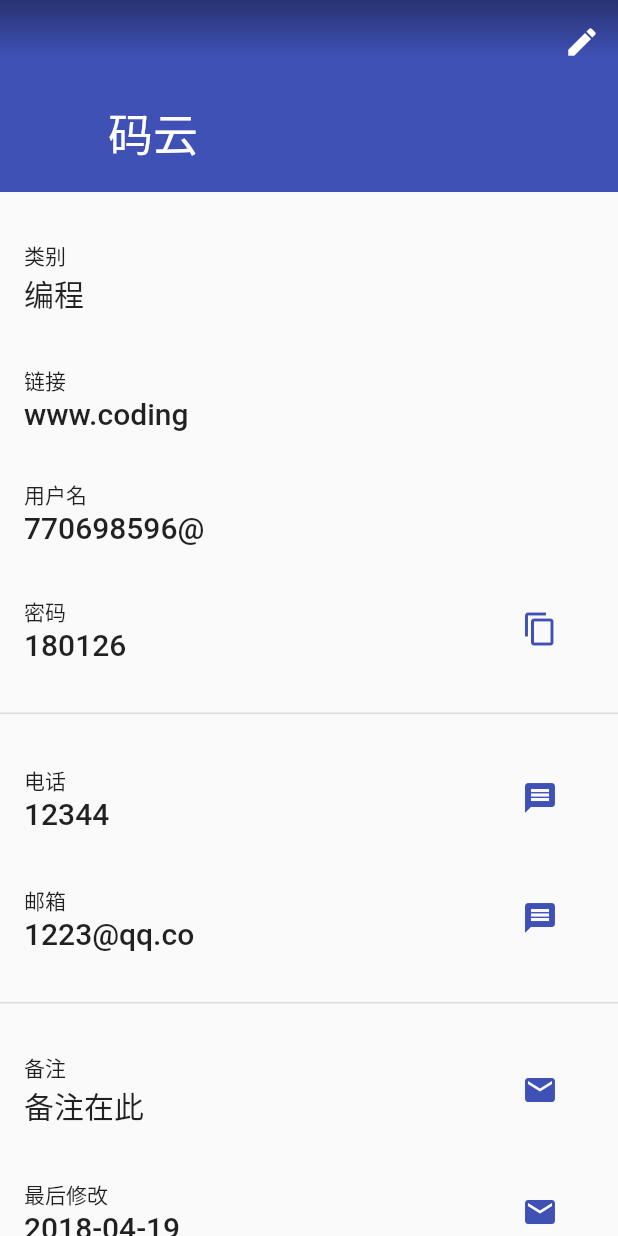
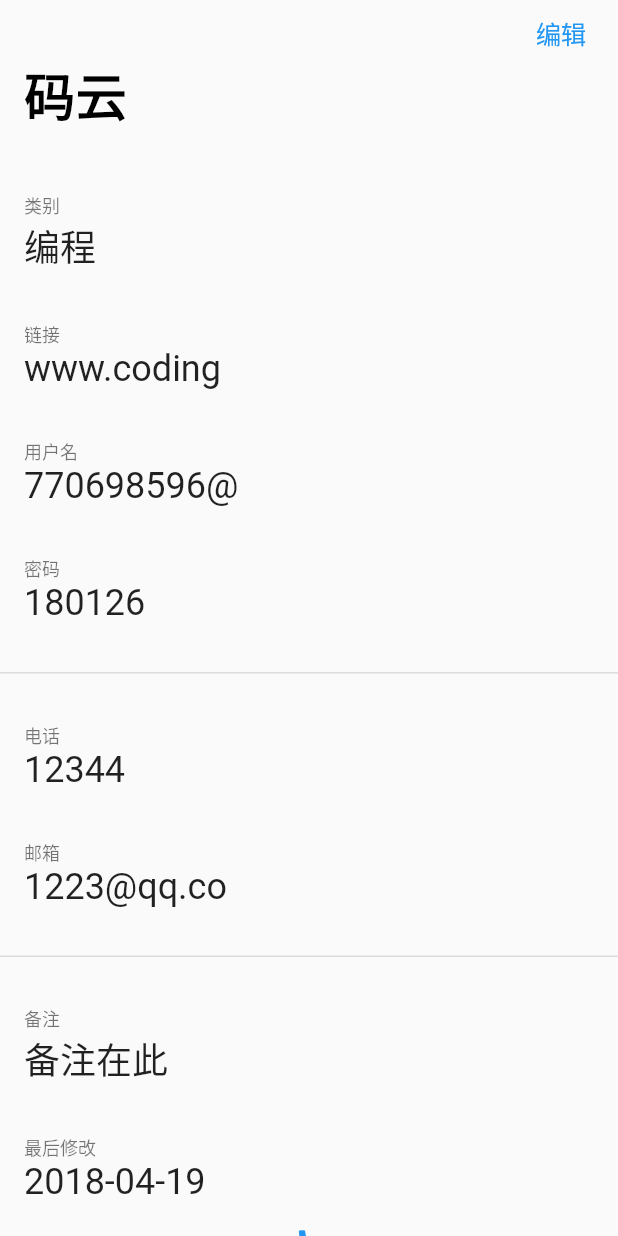
Before and after one commit to angela-1/flutter_cherryblossom, a Flutter app: the screen it shows after launch, on a phone screen of 412 x 824 dp. Run offline on Flutter 3.47's test engine with Material 2 defaults, Android fonts, the phone set to English and light mode, and no system bars.

Commit message:
修改detail为ios风格。

```diff
--- a/lib/detail.dart
+++ b/lib/detail.dart
@@ -1,7 +1,7 @@
 // Copyright 2015 The Chromium Authors. All rights reserved.
 // Use of this source code is governed by a BSD-style license that can be
 // found in the LICENSE file.
-
+import 'package:flutter/cupertino.dart';
 import 'package:flutter/material.dart';
 
 import 'package:flutter_cherryblossom/account.dart';
@@ -47,7 +47,7 @@ class _ContactCategory extends StatelessWidget {
             crossAxisAlignment: CrossAxisAlignment.start,
             children: <Widget>[
               new Container(
-                  padding: const EdgeInsets.symmetric(vertical: 24.0),
+                  padding: const EdgeInsets.symmetric(vertical: 16.0),
                   width: 72.0,
                   child: new Icon(icon, color: themeData.primaryColor)),
               new Expanded(child: new Column(children: children))
@@ -60,7 +60,13 @@ class _ContactCategory extends StatelessWidget {
 }
 
 class _AccountItem extends StatelessWidget {
-  _AccountItem({Key key, this.label, this.icon, this.lines, this.tooltip, this.onPressed})
+  _AccountItem(
+      {Key key,
+      this.label,
+      this.icon,
+      this.lines,
+      this.tooltip,
+      this.onPressed})
       : assert(lines.length > 1),
         super(key: key);
 
@@ -75,26 +81,26 @@ class _AccountItem extends StatelessWidget {
     final ThemeData themeData = Theme.of(context);
     final List<Widget> columnChildren = lines
         .sublist(0, lines.length - 1)
-        .map((String line) => new Text(line, style: themeData.textTheme.body2))
+        .map(
+            (String line) => new Text(line, style: themeData.textTheme.caption))
         .toList();
     columnChildren
-        .add(new Text(lines.last, style: themeData.textTheme.title));
+        .add(new Text(lines.last, style: themeData.textTheme.headline));
 
     final List<Widget> rowChildren = <Widget>[
-
       new Expanded(
           child: new Column(
               crossAxisAlignment: CrossAxisAlignment.start,
               children: columnChildren))
     ];
-    if (icon != null) {
-      rowChildren.add(new SizedBox(
-          width: 72.0,
-          child: new IconButton(
-              icon: new Icon(icon),
-              color: themeData.primaryColor,
-              onPressed: onPressed)));
-    }
+//    if (icon != null) {
+//      rowChildren.add(new SizedBox(
+//          width: 72.0,
+//          child: new Icon(
+//              icon: new Icon(icon),
+//              color: themeData.primaryColor,
+//              onPressed: onPressed)));
+//    }
     return new MergeSemantics(
       child: new Padding(
           padding: const EdgeInsets.symmetric(vertical: 16.0),
@@ -131,14 +137,14 @@ class _ContactItem extends StatelessWidget {
               crossAxisAlignment: CrossAxisAlignment.start,
               children: columnChildren))
     ];
-    if (icon != null) {
-      rowChildren.add(new SizedBox(
-          width: 72.0,
-          child: new IconButton(
-              icon: new Icon(icon),
-              color: themeData.primaryColor,
-              onPressed: onPressed)));
-    }
+//    if (icon != null) {
+//      rowChildren.add(new SizedBox(
+//          width: 72.0,
+//          child: new IconButton(
+//              icon: new Icon(icon),
+//              color: themeData.primaryColor,
+//              onPressed: onPressed)));
+//    }
     return new MergeSemantics(
       child: new Padding(
           padding: const EdgeInsets.symmetric(vertical: 16.0),
@@ -158,13 +164,34 @@ class ContactsDemo extends StatefulWidget {
 
 enum AppBarBehavior { normal, pinned, floating, snapping }
 
+class EditButton extends StatelessWidget {
+  const EditButton();
+
+  @override
+  Widget build(BuildContext context) {
+    return new CupertinoButton(
+      padding: EdgeInsets.zero,
+      child: const Tooltip(
+        message: 'Edit',
+        child: const Text('编辑'),
+        excludeFromSemantics: true,
+      ),
+      onPressed: () {
+        // The demo is on the root navigator.
+//        Navigator.of(context, rootNavigator: true).pop();
+        // ios
+        print('edit');
+      },
+    );
+  }
+}
+
 class ContactsDemoState extends State<ContactsDemo> {
   static final GlobalKey<ScaffoldState> _scaffoldKey =
       new GlobalKey<ScaffoldState>();
 //  final double _appBarHeight = 256.0;
-  final double _appBarHeight = 128.0;
+//  final double _appBarHeight = 128.0;
   final Account _account = Account.mock();
-
 
   AppBarBehavior _appBarBehavior = AppBarBehavior.pinned;
 
@@ -176,82 +203,26 @@ class ContactsDemoState extends State<ContactsDemo> {
         primarySwatch: Colors.indigo,
         platform: Theme.of(context).platform,
       ),
-      child: new Scaffold(
+      child: new CupertinoPageScaffold(
         key: _scaffoldKey,
-        body: new CustomScrollView(
+        child: new CustomScrollView(
           slivers: <Widget>[
-            new SliverAppBar(
-              expandedHeight: _appBarHeight,
-              pinned: _appBarBehavior == AppBarBehavior.pinned,
-              floating: _appBarBehavior == AppBarBehavior.floating ||
-                  _appBarBehavior == AppBarBehavior.snapping,
-              snap: _appBarBehavior == AppBarBehavior.snapping,
-              actions: <Widget>[
-                new IconButton(
-                  icon: const Icon(Icons.create),
-                  tooltip: 'Edit',
-                  onPressed: () {
-                    _scaffoldKey.currentState.showSnackBar(const SnackBar(
-                        content: const Text(
-                            'This is actually just a demo. Editing isn\'t supported.')));
-                  },
+            new CupertinoSliverNavigationBar(
+              largeTitle: new Text(_account.name),
+              trailing: const EditButton(),
             ),
-//                new PopupMenuButton<AppBarBehavior>(
-//                  onSelected: (AppBarBehavior value) {
-//                    setState(() {
-//                      _appBarBehavior = value;
-//                    });
-//                  },
-//                  itemBuilder: (BuildContext context) => <PopupMenuItem<AppBarBehavior>>[
-//                    const PopupMenuItem<AppBarBehavior>(
-//                        value: AppBarBehavior.normal,
-//                        child: const Text('App bar scrolls away')
-//                    ),
-//                    const PopupMenuItem<AppBarBehavior>(
-//                        value: AppBarBehavior.pinned,
-//                        child: const Text('App bar stays put')
-//                    ),
-//                    const PopupMenuItem<AppBarBehavior>(
-//                        value: AppBarBehavior.floating,
-//                        child: const Text('App bar floats')
-//                    ),
-//                    const PopupMenuItem<AppBarBehavior>(
-//                        value: AppBarBehavior.snapping,
-//                        child: const Text('App bar snaps')
-//                    ),
-//                  ],
-//                ),
-              ],
-              flexibleSpace: new FlexibleSpaceBar(
-                title: new Text(_account.name),
-                background: new Stack(
-                  fit: StackFit.expand,
-                  children: <Widget>[
-//                    new Image.asset(
-//                      'ali_connors.jpg',
-//                      package: 'flutter_gallery_assets',
-//                      fit: BoxFit.cover,
-//                      height: _appBarHeight,
-//                    ),
-                    // This gradient ensures that the toolbar icons are distinct
-                    // against the background image.
-                    const DecoratedBox(
-                      decoration: const BoxDecoration(
-                        gradient: const LinearGradient(
-                          begin: const Alignment(0.0, -1.0),
-                          end: const Alignment(0.0, -0.4),
-                          colors: const <Color>[
-                            const Color(0x60000000),
-                            const Color(0x00000000)
-                          ],
-                        ),
-                      ),
-                    ),
-                  ],
-                ),
-              ),
-            ),
-            new SliverList(
+            new SliverPadding(
+              // Top media padding consumed by CupertinoSliverNavigationBar.
+              // Left/Right media padding consumed by Tab1RowItem.
+              padding: MediaQuery
+                  .of(context)
+                  .removePadding(
+                    removeTop: true,
+                    removeLeft: true,
+                    removeRight: true,
+                  )
+                  .padding,
+              sliver: new SliverList(
                 delegate: new SliverChildListDelegate(<Widget>[
                   new _AccountCategory(children: <Widget>[
                     new _AccountItem(
@@ -297,9 +268,8 @@ class ContactsDemoState extends State<ContactsDemo> {
                       icon: Icons.content_copy,
                       tooltip: 'Send message',
                       onPressed: () {
-                      _scaffoldKey.currentState.showSnackBar(const SnackBar(
-                          content: const Text(
-                              '密码已复制')));
+                        _scaffoldKey.currentState.showSnackBar(
+                            const SnackBar(content: const Text('密码已复制')));
                       },
                       lines: <String>[
                         '密码',
@@ -365,10 +335,100 @@ class ContactsDemoState extends State<ContactsDemo> {
                           _account.lastMod,
                         ],
                       ),
+                      new Tooltip(
+
+                          message: 'call icon',
+                          child: new Icon(
+                              Icons.call,
+                              size: 18.0,
+                              color: Colors.blue
+                          )
+                      ),
+//                      new GestureDetector(
+//                        onTap: () {
+//                          print('tap');
+//                        },
+//                        child: new Container(
+//                          color: Colors.yellow,
+//                          child: new Text('TURN LIGHTS ON'),
+//                        ),
+//                      )
                     ],
                   ),
                 ]),
               ),
+            ),
+//            new SliverAppBar(
+//              expandedHeight: _appBarHeight,
+//              pinned: _appBarBehavior == AppBarBehavior.pinned,
+//              floating: _appBarBehavior == AppBarBehavior.floating ||
+//                  _appBarBehavior == AppBarBehavior.snapping,
+//              snap: _appBarBehavior == AppBarBehavior.snapping,
+//              actions: <Widget>[
+//                new IconButton(
+//                  icon: const Icon(Icons.create),
+//                  tooltip: 'Edit',
+//                  onPressed: () {
+//                    _scaffoldKey.currentState.showSnackBar(const SnackBar(
+//                        content: const Text(
+//                            'This is actually just a demo. Editing isn\'t supported.')));
+//                  },
+//                ),
+////                new PopupMenuButton<AppBarBehavior>(
+////                  onSelected: (AppBarBehavior value) {
+////                    setState(() {
+////                      _appBarBehavior = value;
+////                    });
+////                  },
+////                  itemBuilder: (BuildContext context) => <PopupMenuItem<AppBarBehavior>>[
+////                    const PopupMenuItem<AppBarBehavior>(
+////                        value: AppBarBehavior.normal,
+////                        child: const Text('App bar scrolls away')
+////                    ),
+////                    const PopupMenuItem<AppBarBehavior>(
+////                        value: AppBarBehavior.pinned,
+////                        child: const Text('App bar stays put')
+////                    ),
+////                    const PopupMenuItem<AppBarBehavior>(
+////                        value: AppBarBehavior.floating,
+////                        child: const Text('App bar floats')
+////                    ),
+////                    const PopupMenuItem<AppBarBehavior>(
+////                        value: AppBarBehavior.snapping,
+////                        child: const Text('App bar snaps')
+////                    ),
+////                  ],
+////                ),
+//              ],
+//              flexibleSpace: new FlexibleSpaceBar(
+//                title: new Text(_account.name),
+//                background: new Stack(
+//                  fit: StackFit.expand,
+//                  children: <Widget>[
+////                    new Image.asset(
+////                      'ali_connors.jpg',
+////                      package: 'flutter_gallery_assets',
+////                      fit: BoxFit.cover,
+////                      height: _appBarHeight,
+////                    ),
+//                    // This gradient ensures that the toolbar icons are distinct
+//                    // against the background image.
+//                    const DecoratedBox(
+//                      decoration: const BoxDecoration(
+//                        gradient: const LinearGradient(
+//                          begin: const Alignment(0.0, -1.0),
+//                          end: const Alignment(0.0, -0.4),
+//                          colors: const <Color>[
+//                            const Color(0x60000000),
+//                            const Color(0x00000000)
+//                          ],
+//                        ),
+//                      ),
+//                    ),
+//                  ],
+//                ),
+//              ),
+//            ),
           ],
         ),
       ),
```
Also changed, not shown: pubspec.lock, 1 other file. Lines whose indentation alone changed are shown as unchanged.
